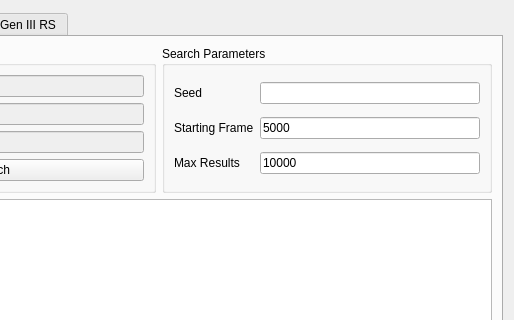
The window that Forms/Gen3/IDs3.ui (Admiral-Fish/PokeFinder) describes before a commit, drawn with Qt 5; both pictures show x 196 to 710 and y 0 to 320 of the 710 by 570 pixel window.
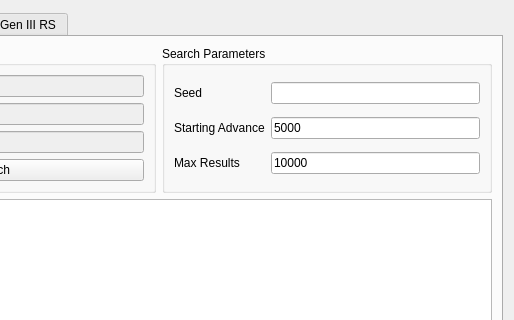
The same window after the commit. Custom widgets are drawn as their Qt base class.

Commit message: Rename frame to advance, and start from advance 0

```diff
--- a/Forms/Gen3/IDs3.ui
+++ b/Forms/Gen3/IDs3.ui
@@ -117,7 +117,7 @@
           <item row="1" column="0">
            <widget class="QLabel" name="labelXDColoStartingFrame">
             <property name="text">
-             <string>Starting Frame</string>
+             <string>Starting Advance</string>
             </property>
            </widget>
           </item>
```
Left out of the diff: 24 changed lines with no effect on the pictures. The commit also changes 272 other files.
